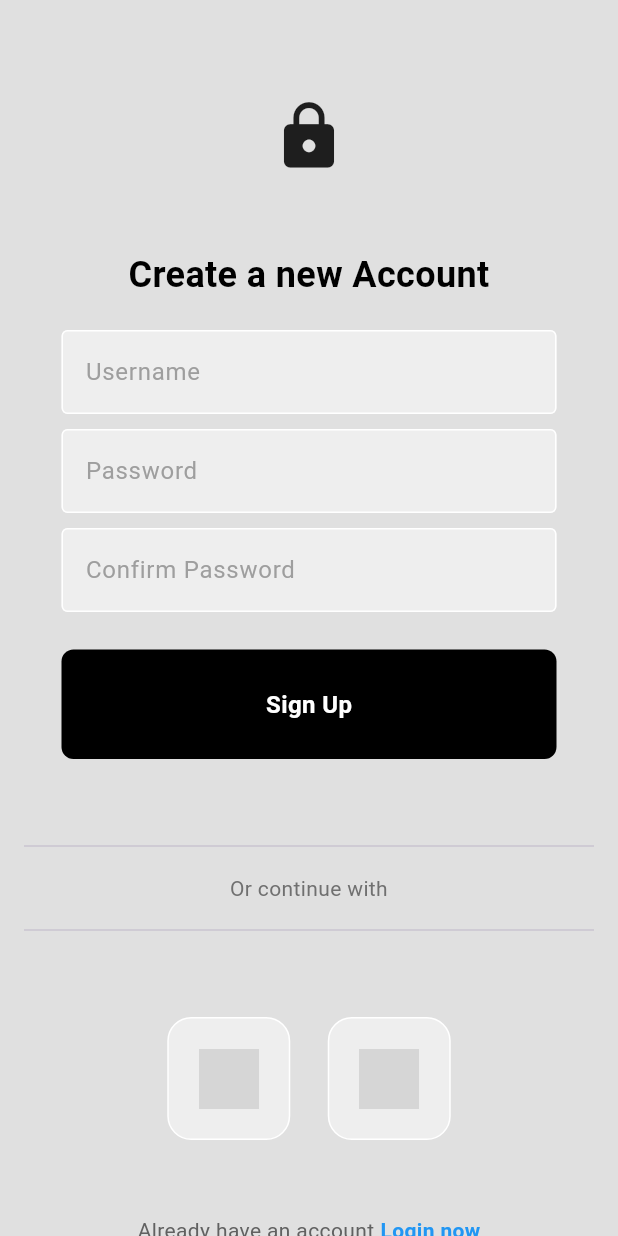
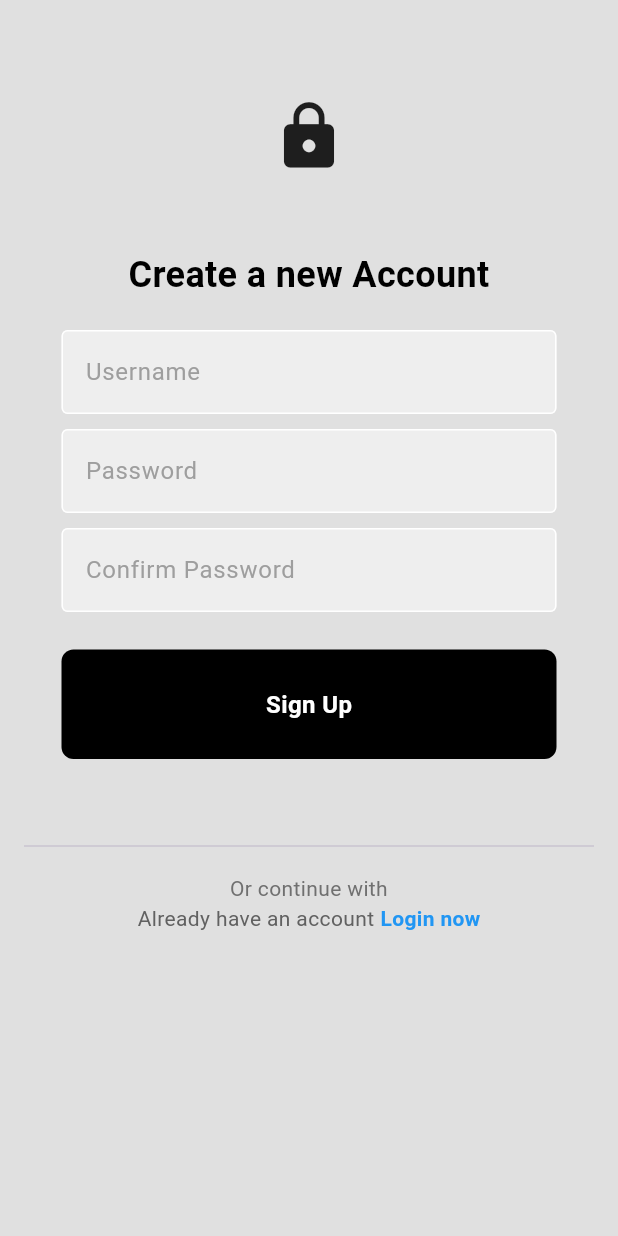
Before and after one commit to dedsec995/wisesplit, a Flutter app: the screen it shows after launch, after a tap on "Register now", on a phone screen of 412 x 824 dp. Run offline on Flutter 3.47's test engine with Material 3 defaults, Android fonts, the phone set to English and light mode, and no system bars; our stand-ins replace firebase_auth, firebase_core; accounts and stored records are empty; network calls fail; grey boxes are pictures that could not be loaded.

Commit message:
refactor the code

```diff
--- /dev/null
+++ b/lib/model/user.dart
@@ -0,0 +1,6 @@
+class UserModel {
+final String? id;
+final String? email;
+final String? displayName;
+UserModel({ this.id, this.email, this.displayName, });
+}
--- a/lib/screens/authentication.dart
+++ b/lib/screens/authentication.dart
@@ -16,7 +16,7 @@ class AuthPage extends StatelessWidget {
           if (snapshot.hasData) {
             return HomePage();
           } else {
-            return LoginOrRegister();
+            return const LoginOrRegister();
           }
         },
       ),
--- a/lib/screens/register_screen.dart
+++ b/lib/screens/register_screen.dart
@@ -1,5 +1,7 @@
-import 'package:firebase_auth/firebase_auth.dart';
 import 'package:flutter/material.dart';
+import 'package:wisesplit/model/user.dart';
+import 'package:wisesplit/services/auth_service.dart';
+import 'package:wisesplit/utils/show_snack_bar.dart';
 import '../widgets/my_button.dart';
 import '../widgets/my_textfield.dart';
 import '../widgets/square_tile.dart';
@@ -38,16 +40,12 @@ class _RegisterPageState extends State<RegisterPage> {
         builder: (context) {
           return Center(child: CircularProgressIndicator());
         });
-
-    try {
-      await FirebaseAuth.instance.createUserWithEmailAndPassword(
-          email: _emailController.text, password: _passwordController.text);
-      Navigator.pop(context);
-    } on FirebaseAuthException catch (e) {
-      Navigator.pop(context);
-      //wrong Email
-      showmessage(e.code);
+    UserModel? user = await AuthService().signUpUser(
+        _emailController.text.trim(), _passwordController.text.trim());
+    if (user != null) {
+      showSnackBar(context, 'Welcome ${user.email}');
     }
+    Navigator.pop(context);
   }
 
   @override
@@ -89,7 +87,6 @@ class _RegisterPageState extends State<RegisterPage> {
                 hintText: 'Confirm Password',
                 obscureText: true,
               ),
-
               const SizedBox(height: 25),
               MyButton(
                 text: "Sign Up",
@@ -103,18 +100,6 @@ class _RegisterPageState extends State<RegisterPage> {
                 textAlign: TextAlign.center,
                 style: TextStyle(color: Color(0xFF707070)),
               ),
-              const SizedBox(height: 10),
-              const Divider(),
-              const SizedBox(height: 50),
-              Row(
-                mainAxisAlignment: MainAxisAlignment.center,
-                children: const [
-                  SquareTile(imagePath: 'lib/images/google.png'),
-                  SizedBox(width: 25),
-                  SquareTile(imagePath: 'lib/images/apple.png'),
-                ],
-              ),
-              const SizedBox(height: 50),
               Row(
                 mainAxisAlignment: MainAxisAlignment.center,
                 children: [
```
Also changed, not shown: lib/screens/home_page.dart (+5 -9 lines), lib/screens/login_screen.dart (+9 -12 lines), lib/services/auth_service.dart (+54 -0 lines), lib/utils/show_alert_bar.dart (added, +27 -0 lines), lib/utils/show_snack_bar.dart (added, +9 -0 lines).
